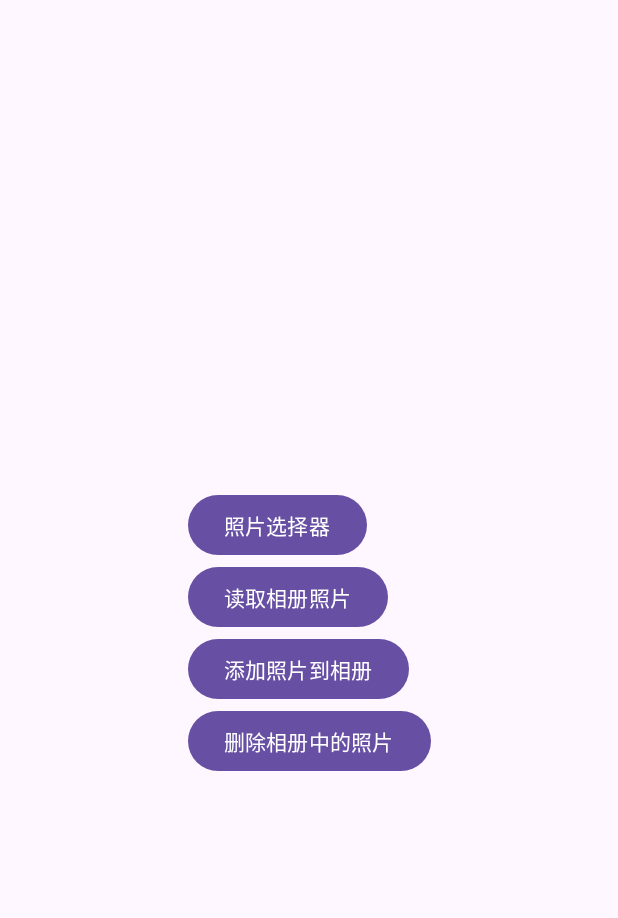
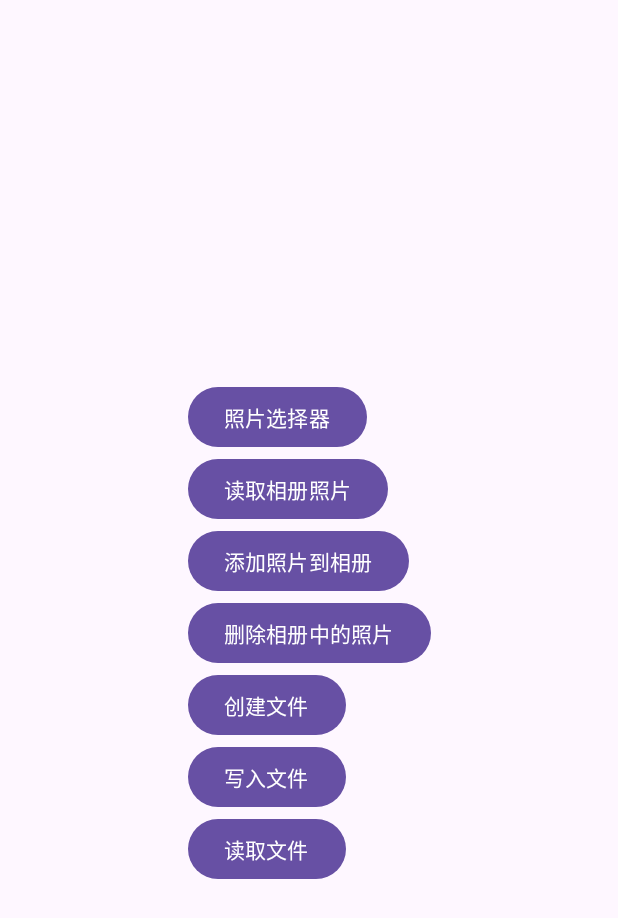
Before and after one commit to gxd523/AndroidDemo, an Android app built with Jetpack Compose: the composable StorageScreen shown on its own in the app's theme, on a phone screen of 412 x 824 dp. Shown: the top 918 px of the screen. Run offline under Robolectric (Android 15) with nearby library versions, the phone set to English and light mode, and no system bars; Roboto replaces fonts that are not available here.

Commit message:
feat:文件读写

```diff
--- /dev/null
+++ b/app/src/main/assets/gxd.txt
@@ -0,0 +1 @@
+1234567890
--- a/app/src/main/java/com/gxd/demo/compose/storage/StorageScreen.kt
+++ b/app/src/main/java/com/gxd/demo/compose/storage/StorageScreen.kt
@@ -35,22 +35,19 @@ fun StorageScreen(viewModel: StorageViewModel = viewModel(), modifier: Modifier
     LazyVerticalGrid(GridCells.Fixed(3), contentPadding = PaddingValues(10.dp)) {
         items(imageBitmapList.size) { Image(imageBitmapList[it], "") }
     }
+    val readTxt = viewModel.readTxt.value
+    if (!readTxt.isNullOrEmpty()) Text(readTxt)
     ButtonList()
 }
 
 @Composable
 private fun ButtonList(viewModel: StorageViewModel = viewModel(), modifier: Modifier = Modifier) = Column(modifier) {
     val context = LocalContext.current
-    Button(onClick = { viewModel.usePhotoPicker(context) }) {
-        Text("照片选择器")
-    }
-    Button(onClick = { viewModel.readAlbumPhoto(context) }) {
-        Text("读取相册照片")
-    }
-    Button(onClick = { viewModel.addPhotoToAlbum("avatar.jpg", context) }) {
-        Text("添加照片到相册")
-    }
-    Button(onClick = { viewModel.removePhotoFromAlbum(context) }) {
-        Text("删除相册中的照片")
-    }
+    Button(onClick = { viewModel.usePhotoPicker(context) }) { Text("照片选择器") }
+    Button(onClick = { viewModel.readAlbumPhoto(context) }) { Text("读取相册照片") }
+    Button(onClick = { viewModel.addPhotoToAlbum("avatar.jpg", context) }) { Text("添加照片到相册") }
+    Button(onClick = { viewModel.removePhotoFromAlbum(context) }) { Text("删除相册中的照片") }
+    Button(onClick = { viewModel.createFile(context) }) { Text("创建文件") }
+    Button(onClick = { viewModel.writeFile(context) }) { Text("写入文件") }
+    Button(onClick = { viewModel.readFile(context) }) { Text("读取文件") }
 }
--- a/app/src/main/java/com/gxd/demo/compose/storage/StorageUtil.kt
+++ b/app/src/main/java/com/gxd/demo/compose/storage/StorageUtil.kt
@@ -2,6 +2,8 @@ package com.gxd.demo.compose.storage
 
 import android.content.ContentResolver
 import android.content.ContentValues
+import android.content.Context
+import android.content.Intent
 import android.graphics.BitmapFactory
 import android.net.Uri
 import android.os.Build
@@ -12,7 +14,10 @@ import androidx.compose.ui.graphics.ImageBitmap
 import androidx.compose.ui.graphics.asImageBitmap
 import androidx.compose.ui.text.intl.Locale
 import androidx.compose.ui.text.toLowerCase
+import java.io.BufferedReader
+import java.io.IOException
 import java.io.InputStream
+import java.io.InputStreamReader
 
 
 fun Uri.toImageBitmap(contentResolver: ContentResolver): ImageBitmap? {
@@ -81,7 +86,7 @@ fun ContentResolver.readAlbumPhoto(): List<Uri> {
         sortOrder // 排序方式
     )?.use { cursor ->
         val uriList = mutableListOf<Uri>()
-        while (cursor.moveToNext().also { Log.d("ggg", "moveToNext = $it") }) {
+        while (cursor.moveToNext()) {
             val imageId = cursor.getLong(cursor.getColumnIndexOrThrow(MediaStore.Images.Media._ID))
             val imageName = cursor.getString(cursor.getColumnIndexOrThrow(MediaStore.Images.Media.DISPLAY_NAME))
             val imagePath = cursor.getString(cursor.getColumnIndexOrThrow(MediaStore.Images.Media.DATA))
@@ -104,3 +109,92 @@ private fun String.mimeType(): String? = this.toLowerCase(Locale.current).let {
         else -> null
     }
 }
+
+fun InputStream.writeFile(
+    contentResolver: ContentResolver, fileName: String = "gxd.txt", path: String = "WeiXin", mimeType: String = "txt/plain",
+) {
+    val contentValues = ContentValues().apply {
+        put(MediaStore.MediaColumns.DISPLAY_NAME, fileName) // 文件名
+        put(MediaStore.MediaColumns.MIME_TYPE, mimeType) // 文件类型
+        put(MediaStore.Downloads.RELATIVE_PATH, "${Environment.DIRECTORY_DOWNLOADS}/$path")
+    }
+
+    val insertUri = if (Build.VERSION.SDK_INT >= Build.VERSION_CODES.Q) {
+        contentResolver.insert(MediaStore.Downloads.EXTERNAL_CONTENT_URI, contentValues) ?: return
+    } else {
+        MediaStore.Images.Media.EXTERNAL_CONTENT_URI
+    }
+    contentResolver.openOutputStream(insertUri)?.use { outputStream ->
+        this.use { inputStream -> inputStream.copyTo(outputStream) }
+    }
+}
+
+fun Context.readFile(fileName: String = "gxd.txt", path: String = "WeiXin"): String? {
+    val intent = Intent(Intent.ACTION_OPEN_DOCUMENT).apply {
+        addCategory(Intent.CATEGORY_OPENABLE)
+        type = "text/plain"
+
+        // Optionally, specify a URI for the file that should appear in the
+        // system file picker when it loads.
+//        putExtra(DocumentsContract.EXTRA_INITIAL_URI, MediaStore.Downloads.getContentUri(MediaStore.Downloads.DOWNLOAD_URI))
+    }
+
+    (this as? StorageActivity)?.createFileLauncher?.launch(intent)
+
+    return null
+
+    // TODO: 直接通过「ContentResolver」只能读取本次安装后写入的文件，卸载重装后就无法读取之前写入的文件了。。。
+
+    val projection = arrayOf(
+        MediaStore.Downloads._ID,
+        MediaStore.Downloads.DISPLAY_NAME,
+        MediaStore.Downloads.SIZE,
+        MediaStore.Downloads.MIME_TYPE,
+        MediaStore.Downloads.DATA,
+    )
+
+    val collection = if (Build.VERSION.SDK_INT >= Build.VERSION_CODES.Q) {
+        MediaStore.Downloads.getContentUri(MediaStore.VOLUME_EXTERNAL_PRIMARY)
+//        MediaStore.Files.getContentUri(MediaStore.VOLUME_EXTERNAL_PRIMARY)
+//        MediaStore.Downloads.EXTERNAL_CONTENT_URI
+    } else {
+        MediaStore.Files.getContentUri(MediaStore.VOLUME_EXTERNAL_PRIMARY)
+    }
+
+    val selection = "${MediaStore.DownloadColumns.MIME_TYPE} = ?"
+    val selectionArgs = arrayOf("text/plain")
+
+    contentResolver.query(
+        collection, projection, null, null, null
+    )?.use { cursor ->
+        if (cursor.moveToFirst()) {
+            val id = cursor.getLong(cursor.getColumnIndexOrThrow(MediaStore.Downloads._ID))
+            val displayName = cursor.getString(cursor.getColumnIndexOrThrow(MediaStore.Downloads.DISPLAY_NAME))
+            val size = cursor.getString(cursor.getColumnIndexOrThrow(MediaStore.Downloads.SIZE))
+            val mimeType = cursor.getString(cursor.getColumnIndexOrThrow(MediaStore.Downloads.MIME_TYPE))
+            val path = cursor.getString(cursor.getColumnIndexOrThrow(MediaStore.Downloads.DATA))
+            Log.d("ggg", "$displayName, $size, $mimeType, $path")
+            val fileUri = Uri.withAppendedPath(collection, id.toString())
+            return contentResolver.readTextFromUri(fileUri)
+        } else {
+            Log.d("ggg", "No txt file found.")
+        }
+    }
+    return null
+}
+
+
+@Throws(IOException::class)
+fun ContentResolver.readTextFromUri(uri: Uri): String {
+    val stringBuilder = StringBuilder()
+    openInputStream(uri)?.use { inputStream ->
+        BufferedReader(InputStreamReader(inputStream)).use { reader ->
+            var line: String? = reader.readLine()
+            while (line != null) {
+                stringBuilder.append(line)
+                line = reader.readLine()
+            }
+        }
+    }
+    return stringBuilder.toString()
+}
```
Also changed, not shown: app/src/main/java/com/gxd/demo/compose/storage/StorageActivity.kt (+21 -14 lines), app/src/main/java/com/gxd/demo/compose/storage/StorageViewModel.kt (+54 -0 lines), 1 other file.
